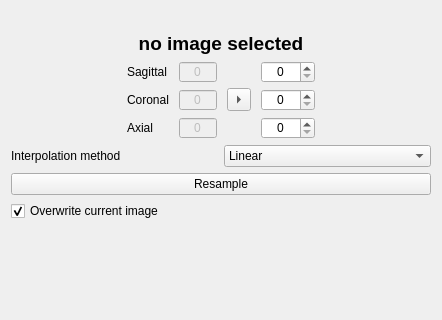
First picture: the form in src/internal/ResampleViewControls.ui, repository araex/mitk-gem, before the edit; both pictures show x 0 to 442 and y 0 to 320 of the 442 by 608 pixel window.
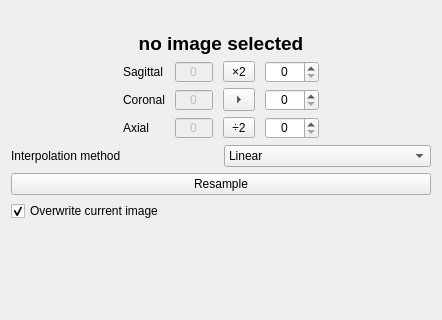
Second picture: the form after the edit.

```diff
--- a/src/internal/ResampleViewControls.ui
+++ b/src/internal/ResampleViewControls.ui
@@ -278,11 +278,30 @@
                <property name="bottomMargin">
                 <number>0</number>
                </property>
+               <item>
+                <widget class="QToolButton" name="mul2Button">
+                 <property name="minimumSize">
+                  <size>
+                   <width>32</width>
+                   <height>0</height>
+                  </size>
+                 </property>
+                 <property name="text">
+                  <string>×2</string>
+                 </property>
+                </widget>
+               </item>
                <item>
                 <widget class="QToolButton" name="copyButton">
                  <property name="enabled">
                   <bool>true</bool>
                  </property>
+                 <property name="minimumSize">
+                  <size>
+                   <width>32</width>
+                   <height>0</height>
+                  </size>
+                 </property>
                  <property name="styleSheet">
                   <string notr="true"/>
                  </property>
@@ -300,6 +319,19 @@
                  </property>
                 </widget>
                </item>
+               <item>
+                <widget class="QToolButton" name="div2Button">
+                 <property name="minimumSize">
+                  <size>
+                   <width>32</width>
+                   <height>0</height>
+                  </size>
+                 </property>
+                 <property name="text">
+                  <string>÷2</string>
+                 </property>
+                </widget>
+               </item>
               </layout>
              </item>
              <item>
```
